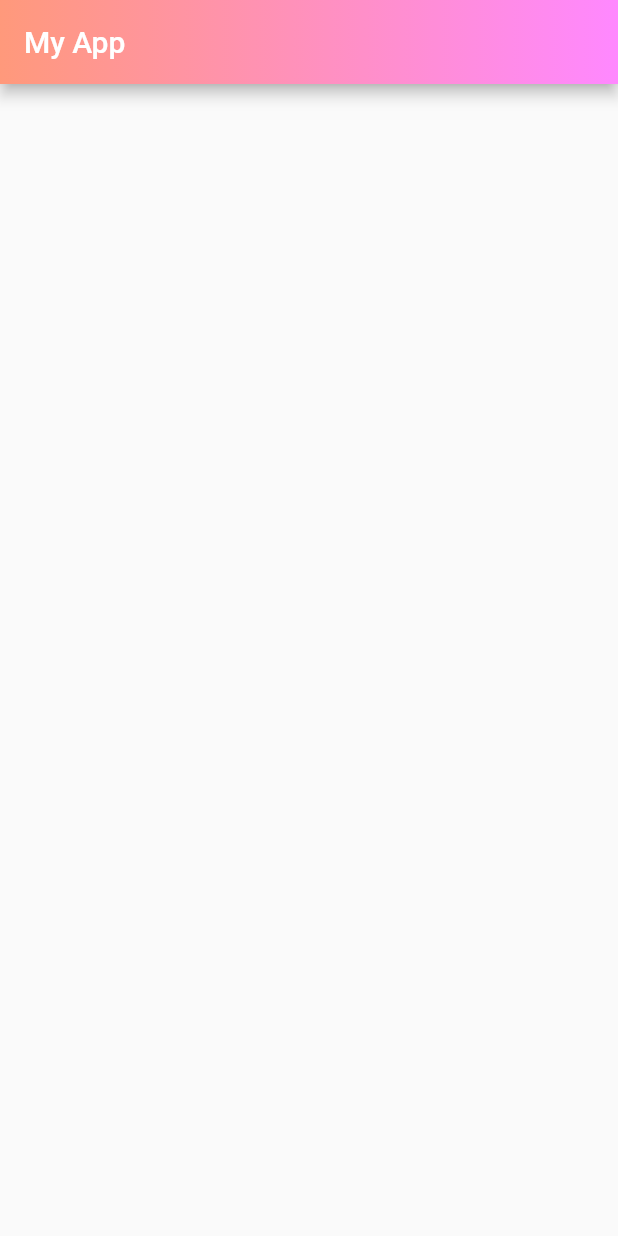
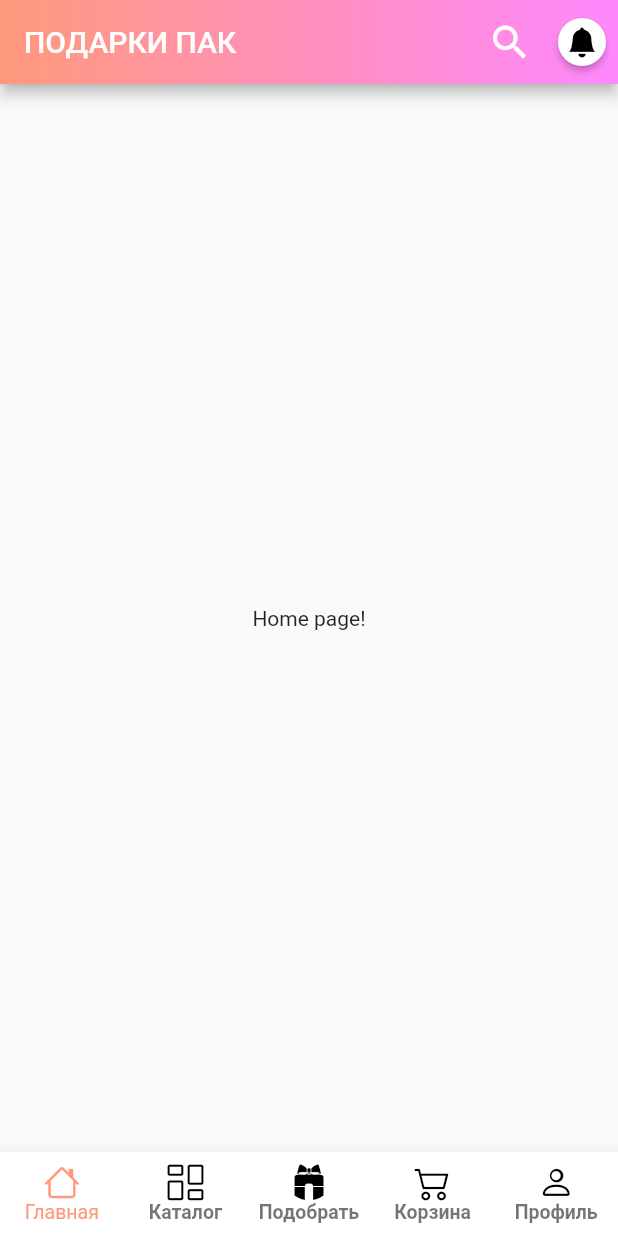
Before and after one commit to foxi-111/podarkipack, a Flutter app: the screen it shows after launch, on a phone screen of 412 x 824 dp. Run offline on Flutter 3.47's test engine with Material 2 defaults, Android fonts, the phone set to English and light mode, and no system bars; our stand-ins replace flutter_native_splash; Roboto replaces fonts that are missing (RubikMonoOne-Regular.ttf).

Commit message:
Реализациия панели навигации и поиска

```diff
--- a/lib/assets/icons/navigation_icons.dart
+++ b/lib/assets/icons/navigation_icons.dart
@@ -32,4 +32,6 @@ class NavigationIcon {
   static const IconData pluscircle = IconData(0xe808, fontFamily: _kFontFam, fontPackage: _kFontPkg);
   static const IconData x = IconData(0xe809, fontFamily: _kFontFam, fontPackage: _kFontPkg);
   static const IconData x_circle = IconData(0xe80a, fontFamily: _kFontFam, fontPackage: _kFontPkg);
+  static const IconData logo = IconData(0xe80b, fontFamily: _kFontFam, fontPackage: _kFontPkg);
+  static const IconData notification = IconData(0xe80c, fontFamily: _kFontFam, fontPackage: _kFontPkg);
 }
--- a/lib/main.dart
+++ b/lib/main.dart
@@ -19,6 +19,7 @@ class MyApp extends StatelessWidget {
       title: 'Flutter Demo',
       theme: ThemeData(
         primarySwatch: Colors.blue,
+        fontFamily: "RubikMonoOne-Regular.ttf",
       ),
       home: const Navigation(),
     );
--- a/lib/navigation.dart
+++ b/lib/navigation.dart
@@ -1,5 +1,11 @@
 import 'package:flutter/material.dart';
+import 'package:podartkipak/pages/cart_page.dart';
+import 'package:podartkipak/pages/catalog_page.dart';
 import 'package:podartkipak/pages/home_page.dart';
+import 'package:podartkipak/pages/pick_up_page.dart';
+import 'package:podartkipak/pages/profile_page.dart';
+
+import 'assets/icons/navigation_icons.dart';
 
 class Navigation extends StatefulWidget {
   const Navigation({super.key});
@@ -9,10 +15,76 @@ class Navigation extends StatefulWidget {
 }
 
 class _NavigationState extends State<Navigation> {
+  int _selectedIndex = 0;
+
+  static const List<Widget> _widgetOptions = <Widget>[
+    HomePage(),
+    CatalogPage(),
+    PickUpPage(),
+    CartPage(),
+    ProfilePage()
+  ];
+
+  void _onItemTapped(int index) {
+    setState(() {
+      _selectedIndex = index;
+    });
+  }
+
   @override
   Widget build(BuildContext context) {
-    return const Scaffold(
-      body: HomePage(),
+    return Scaffold(
+      body: Center(
+        child: _widgetOptions.elementAt(_selectedIndex),
+      ),
+      bottomNavigationBar: BottomNavigationBar(
+        items: const <BottomNavigationBarItem>[
+          BottomNavigationBarItem(
+            icon: Icon(
+              NavigationIcon.house,
+            ),
+            label: 'Главная',
+          ),
+          BottomNavigationBarItem(
+            icon: Icon(
+              NavigationIcon.columnsgap,
+            ),
+            label: 'Каталог',
+          ),
+          BottomNavigationBarItem(
+            icon: Icon(
+              NavigationIcon.logo,
+            ),
+            label: 'Подобрать',
+          ),
+          BottomNavigationBarItem(
+            icon: Icon(
+              NavigationIcon.cart2,
+            ),
+            label: 'Корзина',
+          ),
+          BottomNavigationBarItem(
+            icon: Icon(
+              NavigationIcon.person,
+            ),
+            label: 'Профиль',
+          ),
+        ],
+        currentIndex: _selectedIndex,
+        onTap: _onItemTapped,
+        selectedItemColor: const Color.fromRGBO(255, 153, 123, 1),
+        type: BottomNavigationBarType.fixed,
+        selectedIconTheme: const IconThemeData(),
+        unselectedIconTheme: const IconThemeData(
+          color: Colors.black,
+        ),
+        selectedFontSize: 13,
+        unselectedFontSize: 13,
+        backgroundColor: Colors.white,
+        selectedLabelStyle: const TextStyle(color: Colors.white),
+        unselectedLabelStyle:
+            const TextStyle(color: Colors.black, fontWeight: FontWeight.bold),
+      ),
     );
   }
 }
--- a/lib/pages/home_page.dart
+++ b/lib/pages/home_page.dart
@@ -1,4 +1,6 @@
 import 'package:flutter/material.dart';
+import 'package:podartkipak/assets/icons/navigation_icons.dart';
+import 'package:podartkipak/pages/search_page.dart';
 
 import '../styles/colors.dart';
 
@@ -14,13 +16,39 @@ class _HomePageState extends State<HomePage> {
   Widget build(BuildContext context) {
     return Scaffold(
       appBar: AppBar(
-        title: const Text('My App'),
         backgroundColor: Colors.white, // фон должен быть непрозрачным цветом
         flexibleSpace: Container(
           decoration: const BoxDecoration(
             gradient: ColorStyle.gradient, // устанавливаем градиент в фон
           ),
         ),
+        title: const Text('ПОДАРКИ ПАК'),
+        actions: [
+          IconButton(
+              onPressed: () {
+                Navigator.of(context).push(
+                    MaterialPageRoute(builder: (_) => const SearchPage()));
+              },
+              icon: const Icon(
+                Icons.search,
+                size: 30,
+              )),
+          RawMaterialButton(
+            onPressed: () {},
+            constraints: BoxConstraints.tight(const Size(32, 32)),
+            elevation: 2.0,
+            fillColor: Colors.white,
+            shape: const CircleBorder(),
+            child: const Icon(
+              NavigationIcon.notification,
+              size: 20.0,
+              color: Colors.black,
+            ),
+          )
+        ],
+      ),
+      body: const Center(
+        child: Text('Home page!'),
       ),
     );
   }
--- a/pubspec.yaml
+++ b/pubspec.yaml
@@ -90,9 +90,9 @@ flutter:
         - asset: lib/assets/fonts/NavigationIcon.ttf
   #       - asset: fonts/Schyler-Italic.ttf
   #         style: italic
-  #   - family: Trajan Pro
-  #     fonts:
-  #       - asset: fonts/TrajanPro.ttf
+    - family: RubikMonoOne-Regular
+      fonts:
+        - asset: lib/assets/fonts/RubikMonoOne-Regular.ttf
   #       - asset: fonts/TrajanPro_Bold.ttf
   #         weight: 700
   #
```
Also changed, not shown: lib/pages/cart_page.dart (added, +30 -0 lines), lib/pages/catalog_page.dart (added, +30 -0 lines), lib/pages/pick_up_page.dart (added, +30 -0 lines), lib/pages/profile_page.dart (added, +30 -0 lines), lib/pages/search_page.dart (added, +46 -0 lines), lib/assets/fonts/NavigationIcon.ttf, lib/assets/fonts/RubikMonoOne-Regular.ttf (added).
